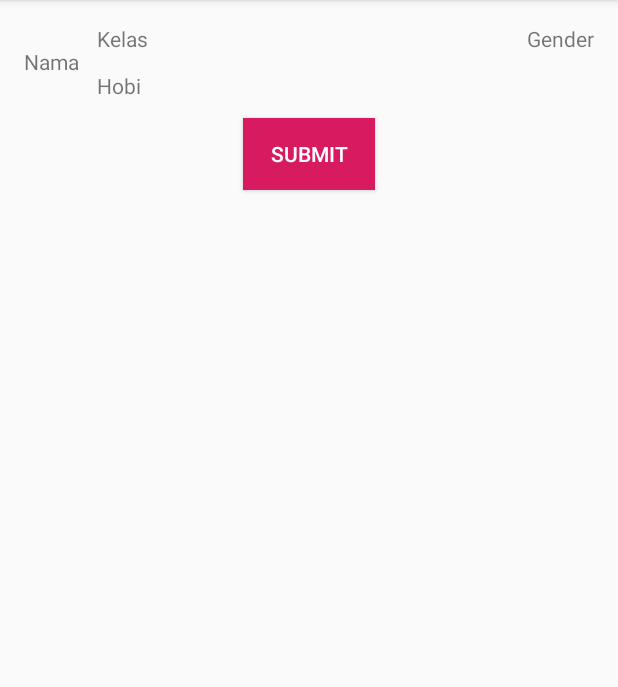
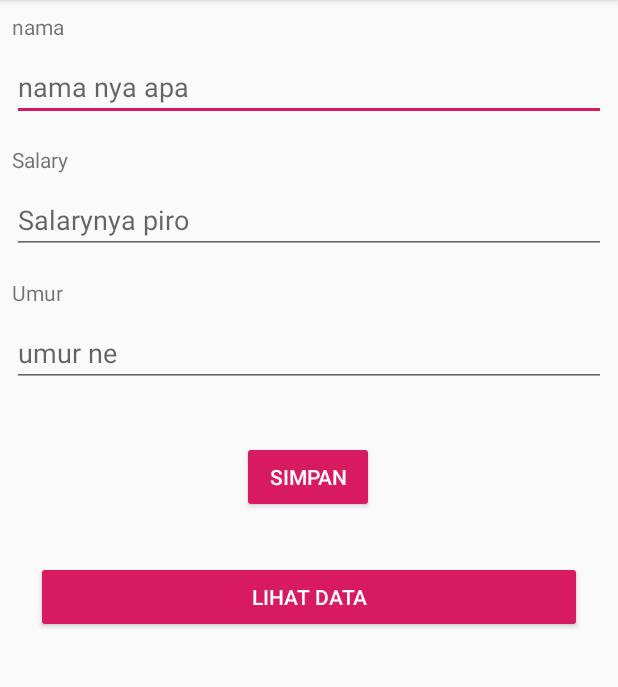
Before and after one commit to racchiato/mamicamp, an Android app: the screen it shows after launch (MainActivity before the commit, FormActivity after it), on a phone screen of 412 x 824 dp, the part 84-771 px from its top. Run offline under Robolectric (Android 15) with nearby library versions, the phone set to English and light mode, and no system bars; libraries missing offline, so code that uses them is left out: com.github.kittinunf.fuel.

Commit message:
Course 120319

```diff
--- a/app/build.gradle
+++ b/app/build.gradle
@@ -7,7 +7,7 @@ apply plugin: 'kotlin-android-extensions'
 android {
     compileSdkVersion 28
     defaultConfig {
-        applicationId "com.terserah.mamicampapps"
+        applicationId "com.terserah.mamicamp"
         minSdkVersion 21
         targetSdkVersion 28
         versionCode 1
@@ -31,4 +31,5 @@ dependencies {
     testImplementation 'junit:junit:4.12'
     androidTestImplementation 'com.android.support.test:runner:1.0.2'
     androidTestImplementation 'com.android.support.test.espresso:espresso-core:3.0.2'
+    implementation 'com.github.kittinunf.fuel:fuel:2.0.1'
 }
--- /dev/null
+++ b/app/src/main/java/com/terserah/mamicamp/FormActivity.kt
@@ -0,0 +1,29 @@
+package com.terserah.mamicamp
+
+import android.content.Intent
+import android.os.Bundle
+import android.support.v7.app.AppCompatActivity
+import com.github.kittinunf.fuel.Fuel
+import kotlinx.android.synthetic.main.layout_form.*
+
+/*
+* 1. Buat Pojo Employee
+* 2. Buat Adapter Employee
+* 3. Buat Activity Employee RecyclerView dan buat button utk mengarahkan ke list
+* 4. Setup data dummy Activity Employee
+* 5. Import Fuel Rest Client
+* 6. Permission (internet)
+* */
+
+class FormActivity : AppCompatActivity() {
+
+    override fun onCreate(savedInstanceState: Bundle?) {
+        super.onCreate(savedInstanceState)
+        setContentView(R.layout.layout_form)
+        buttonView.setOnClickListener {
+            val intent = Intent(FormActivity@this, EmployeeListActivity::class.java)
+            startActivity(intent)
+        }
+    }
+
+}
--- a/app/src/main/java/com/terserah/mamicampapps/MainActivity.kt
+++ /dev/null
@@ -1,62 +0,0 @@
-package com.terserah.mamicampapps
-
-import android.os.Bundle
-import android.support.design.widget.BottomNavigationView
-import android.support.v7.app.AppCompatActivity
-import android.util.Log
-import android.widget.Toast
-import kotlinx.android.synthetic.main.activity_main.*
-
-class MainActivity : AppCompatActivity() {
-
-
-    val TAG = "LifeCycle"
-
-    override fun onCreate(savedInstanceState: Bundle?) {
-        Log.d(TAG, "${javaClass.simpleName} onCreate")
-        super.onCreate(savedInstanceState)
-        setContentView(R.layout.activity_main)
-
-        TextView1.text = "Nama"
-        TextView2.text = "Kelas"
-        TextView3.text = "Hobi"
-        TextView4.text = "Gender"
-
-        Button1.text = "Submit"
-        Button1.setOnClickListener {
-            Toast.makeText(MainActivity@this, TextView1.text.toString(), Toast.LENGTH_SHORT).show()
-            TextView4.text = "Laki"
-        }
-
-    }
-
-    override fun onStart() {
-        Log.d(TAG, "${javaClass.simpleName} onStart")
-        super.onStart()
-    }
-
-    override fun onResume() {
-        Log.d(TAG, "${javaClass.simpleName} onResume")
-        super.onResume()
-    }
-
-    override fun onPause() {
-        Log.d(TAG, "${javaClass.simpleName} onPause")
-        super.onPause()
-    }
-
-    override fun onStop() {
-        Log.d(TAG, "${javaClass.simpleName} onStop")
-        super.onStop()
-    }
-
-    override fun onDestroy() {
-        Log.d(TAG, "${javaClass.simpleName} onDestroy")
-        super.onDestroy()
-    }
-
-    override fun onRestart() {
-        Log.d(TAG, "${javaClass.simpleName} onRestart")
-        super.onRestart()
-    }
-}
--- a/app/src/main/res/layout/activity_main.xml
+++ b/app/src/main/res/layout/activity_main.xml
@@ -1,14 +1,13 @@
 <?xml version="1.0" encoding="utf-8"?>
-<RelativeLayout
-    xmlns:android="http://schemas.android.com/apk/res/android"
-    android:layout_width="match_parent"
-    android:padding="16dp"
-    android:layout_height="match_parent">
+<RelativeLayout xmlns:android="http://schemas.android.com/apk/res/android"
+                android:layout_width="match_parent"
+                android:padding="16dp"
+                android:layout_height="wrap_content">
 
     <LinearLayout android:layout_width="match_parent"
                   android:id="@+id/linear"
-                  android:orientation="horizontal"
-                  android:layout_height="wrap_content">
+                  android:layout_height="wrap_content"
+                  android:orientation="horizontal">
 
         <TextView android:layout_width="wrap_content"
                   android:text="TextView1"
@@ -23,8 +22,8 @@
                       android:layout_height="wrap_content">
 
             <TextView android:layout_width="wrap_content"
+                      android:text="TextView2"
                       android:id="@+id/TextView2"
-                      android:text="TextView2"
                       android:layout_height="wrap_content"/>
 
             <TextView android:layout_width="wrap_content"
@@ -37,7 +36,6 @@
 
     </LinearLayout>
 
-
     <TextView android:layout_width="wrap_content"
               android:text="TextView4"
               android:id="@+id/TextView4"
@@ -45,12 +43,14 @@
               android:layout_height="wrap_content"/>
 
     <Button android:layout_width="wrap_content"
-            android:id="@+id/Button1"
+            android:text="Button"
+            android:layout_marginTop="12dp"
+            android:id="@+id/Button"
+            android:background="@color/colorAccent"
+            android:textColor="@android:color/white"
             android:layout_below="@+id/linear"
             android:layout_centerHorizontal="true"
-            android:text="Button"
-            android:background="@color/colorAccent"
-            android:textColor="#fff"
-            android:layout_marginTop="12dp"
             android:layout_height="wrap_content"/>
+
+
 </RelativeLayout>
--- /dev/null
+++ b/app/src/main/res/layout/layout_form.xml
@@ -0,0 +1,82 @@
+<?xml version="1.0" encoding="utf-8"?>
+<android.support.constraint.ConstraintLayout xmlns:android="http://schemas.android.com/apk/res/android"
+                                             xmlns:app="http://schemas.android.com/apk/res-auto"
+                                             xmlns:tools="http://schemas.android.com/tools" android:layout_width="match_parent"
+              android:layout_height="match_parent">
+
+    <TextView android:layout_width="wrap_content"
+              android:text="nama"
+              android:layout_height="wrap_content"
+              app:layout_constraintStart_toStartOf="parent"
+              android:layout_marginStart="8dp"
+              android:layout_marginTop="8dp"
+              app:layout_constraintTop_toTopOf="parent"
+              android:id="@+id/textView1"/>
+
+    <EditText android:layout_width="match_parent"
+              android:layout_height="wrap_content"
+              android:hint="nama nya apa"
+              android:layout_marginTop="8dp"
+              app:layout_constraintTop_toBottomOf="@+id/textView1"
+              app:layout_constraintStart_toStartOf="parent"
+              android:layout_marginStart="8dp" android:id="@+id/editText" app:layout_constraintEnd_toEndOf="parent"
+              android:layout_marginEnd="8dp"/>
+
+    <TextView android:layout_width="wrap_content"
+              android:text="Salary"
+              android:layout_marginTop="16dp"
+              android:layout_height="wrap_content"
+              app:layout_constraintStart_toStartOf="parent"
+              android:layout_marginStart="8dp"
+              android:id="@+id/salary"
+              app:layout_constraintTop_toBottomOf="@+id/editText"/>
+
+    <EditText android:layout_width="match_parent"
+              android:layout_height="wrap_content"
+              android:layout_marginTop="8dp"
+              android:hint="Salarynya piro"
+              app:layout_constraintTop_toBottomOf="@+id/salary"
+              app:layout_constraintStart_toStartOf="parent"
+              android:layout_marginStart="8dp" android:id="@+id/editText3" app:layout_constraintEnd_toEndOf="parent"
+              android:layout_marginEnd="8dp"/>
+
+    <TextView android:layout_width="wrap_content"
+              android:text="Umur"
+              android:layout_marginTop="16dp"
+              android:layout_height="wrap_content"
+              app:layout_constraintStart_toStartOf="parent"
+              android:layout_marginStart="8dp"
+              android:id="@+id/umur"
+              app:layout_constraintTop_toBottomOf="@+id/editText3"/>
+
+    <EditText android:layout_width="match_parent"
+              android:layout_height="wrap_content"
+              android:layout_marginTop="8dp"
+              android:hint="umur ne"
+              android:id="@+id/umurEdittext"
+              app:layout_constraintTop_toBottomOf="@+id/umur"
+              app:layout_constraintStart_toStartOf="parent"
+              android:layout_marginStart="8dp" app:layout_constraintEnd_toEndOf="parent"
+              android:layout_marginEnd="8dp"/>
+
+    <Button android:layout_width="wrap_content"
+            android:layout_height="wrap_content"
+            android:text="Simpan"
+            app:layout_constraintStart_toStartOf="parent"
+            android:layout_marginTop="36dp"
+            app:layout_constraintTop_toBottomOf="@+id/umurEdittext"
+            app:layout_constraintEnd_toEndOf="parent"
+            android:layout_marginEnd="8dp" android:id="@+id/buttonSimpan" android:layout_marginStart="8dp"
+            style="@style/Widget.AppCompat.Button.Colored" app:layout_constraintHorizontal_bias="0.498"/>
+    <Button android:layout_width="match_parent"
+            android:layout_height="wrap_content"
+            android:text="Lihat Data"
+            app:layout_constraintStart_toStartOf="parent"
+            app:layout_constraintEnd_toEndOf="parent"
+            android:layout_marginEnd="24dp" android:id="@+id/buttonView"
+            app:layout_constraintHorizontal_bias="0.0" android:layout_marginTop="32dp"
+            app:layout_constraintTop_toBottomOf="@+id/buttonSimpan" android:layout_marginStart="24dp"
+            style="@style/Widget.AppCompat.Button.Colored"/>
+
+
+</android.support.constraint.ConstraintLayout>
--- a/build.gradle
+++ b/build.gradle
@@ -8,7 +8,7 @@ buildscript {
 
     }
     dependencies {
-        classpath 'com.android.tools.build:gradle:3.3.1'
+        classpath 'com.android.tools.build:gradle:3.3.0'
         classpath "org.jetbrains.kotlin:kotlin-gradle-plugin:$kotlin_version"
         // NOTE: Do not place your application dependencies here; they belong
         // in the individual module build.gradle files
```
Also changed, not shown: app/src/main/AndroidManifest.xml (+6 -2 lines), app/src/main/java/com/terserah/mamicamp/EmployeeAdapter.kt (added, +39 -0 lines), app/src/main/java/com/terserah/mamicamp/EmployeeListActivity.kt (added, +25 -0 lines), app/src/main/java/com/terserah/mamicamp/EmployeePojo.kt (added, +7 -0 lines), app/src/main/java/com/terserah/mamicamp/MainActivity.kt (added, +49 -0 lines), app/src/main/res/layout/layout_employee_list.xml (added, +12 -0 lines), app/src/main/res/layout/layout_main_activity_constraint.xml (added, +72 -0 lines), gradle/wrapper/gradle-wrapper.properties, 1408 other files.
